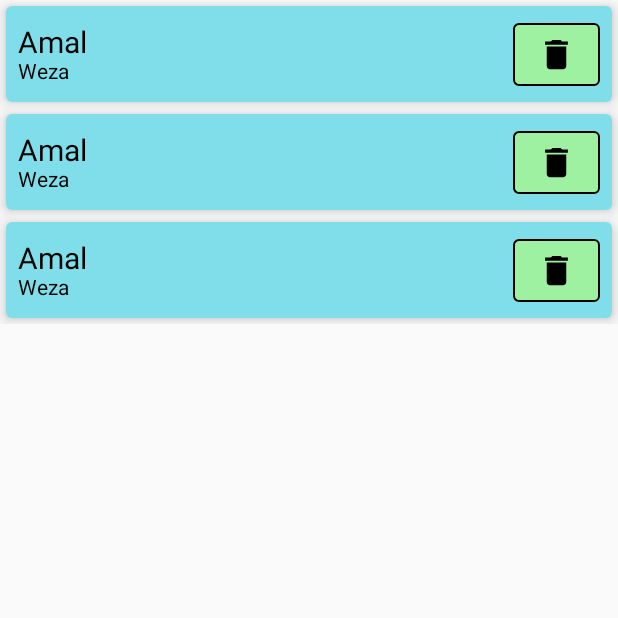
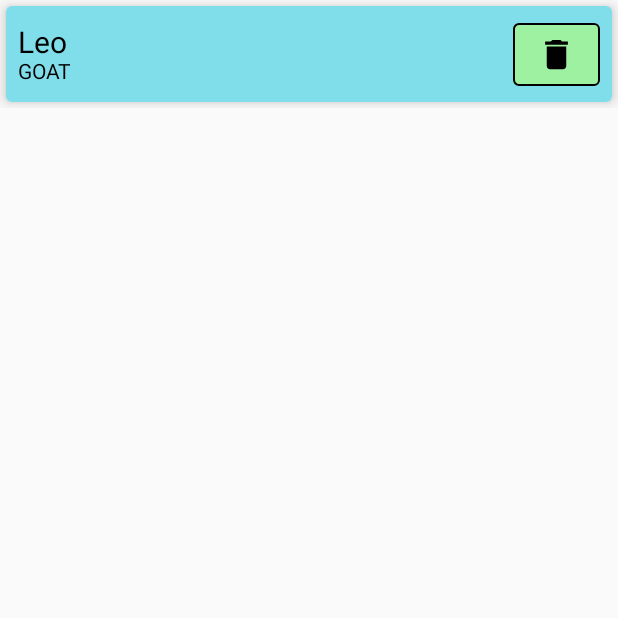
Before and after one commit to mossssama/Quotivate, an Android app built with Jetpack Compose: the screen it shows after launch (MainActivity), after a tap on "Favorites", on a phone screen of 412 x 824 dp, the top half of it. Run offline under Robolectric (Android 15) with nearby library versions, the phone set to English and light mode, and no system bars; our stand-ins replace Room's generated code; network calls fail; 2 statements that could not run were skipped.

```diff
--- a/app/src/main/java/com/newOs/quotivate/QuotesViewModel.kt
+++ b/app/src/main/java/com/newOs/quotivate/QuotesViewModel.kt
@@ -7,10 +7,11 @@ import androidx.lifecycle.SavedStateHandle
 import androidx.lifecycle.ViewModel
 import androidx.lifecycle.viewModelScope
 import com.newOs.quotivate.api.RetrofitClient
+import com.newOs.quotivate.room.Quote
 import kotlinx.coroutines.*
 
 class QuotesViewModel(private val stateHandle: SavedStateHandle):ViewModel() {
-    var state by mutableStateOf(emptyList<QQuote>())
+    var state by mutableStateOf(emptyList<Quote>())
 
     private val coroutineExceptionHandler = CoroutineExceptionHandler { _, _ ->
         /* Execute any code we want incase no internet connection or server is failed*/
@@ -35,14 +36,14 @@ class QuotesViewModel(private val stateHandle: SavedStateHandle):ViewModel() {
         state = quotes
     }
 
-    private fun storeSelectedQuote(quote: QQuote){
+    private fun storeSelectedQuote(quote: Quote){
         val savedHandleList = stateHandle.get<List<Int>?>(FAV_IDS).orEmpty().toMutableList()
         if(quote.isFavorite) savedHandleList.add(quote.id)
         else savedHandleList.remove(quote.id)
         stateHandle[FAV_IDS] = savedHandleList
     }
 
-    private fun List<QQuote>.restoreFavoriteQuotes(): List<QQuote>{
+    private fun List<Quote>.restoreFavoriteQuotes(): List<Quote>{
         stateHandle.get<List<Int>?>(FAV_IDS)?.let { savedIds ->
             savedIds.forEach { quoteId ->
                 this.find { it.id == quoteId }?.isFavorite = true
@@ -56,23 +57,6 @@ class QuotesViewModel(private val stateHandle: SavedStateHandle):ViewModel() {
     }
 
 
-
-
-
-
-
-
-
-
-
-
-
-
-
-
-
-
-
-    fun getRandomQuote() = quoteList.random()
+//    fun getRandomQuote() = quoteList.random()
     fun getAllFavorites() = quoteList.filter { it.isFavorite }
 }
--- a/app/src/main/java/com/newOs/quotivate/dummy.kt
+++ b/app/src/main/java/com/newOs/quotivate/dummy.kt
@@ -1,49 +1,20 @@
 package com.newOs.quotivate
 
 import com.newOs.quotivate.api.SingleQuote
+import com.newOs.quotivate.room.Quote
 
-data class QQuote(
-    val id: Int,
-    val author: String,
-    val text: String,
-    var isFavorite: Boolean=false,
-)
-
-val dummyOne = QQuote(1,"OsOs","Mohamed Osama Saleh Ahmed Abdallah Nasr Computer & Systems Engineer",false)
-val dummyTwo = QQuote(2,"Nozwa","Nihal")
-val dummyThree = QQuote(3,"Weza","Amal",true)
-val dummyFour = QQuote(4,"GOAT","Leo",false)
-val dummyFive = QQuote(5,"OsOs","Mohamed",false)
-val dummySix = QQuote(6, "Nozwa","Nihal",false)
-val dummySeven = QQuote(7, "Weza","Amal",true)
-val dummyEight = QQuote(8, "GOAT","Leo",false)
-val dummyNine = QQuote(9,"OsOs","Mohamed",false)
-val dummyTen = QQuote(10,"Nozwa","Nihal",false)
-val dummyEleven = QQuote(11,"Weza","Amal",true)
-val dummyTwelve = QQuote(12, "GOAT","Leo",false)
-
+val dummyOne = Quote(id = 1, author = "OsOs",text = "Mohamed Osama Saleh Ahmed Abdallah Nasr Computer & Systems Engineer",isFavorite = false)
+val dummyFour = Quote(id = 4,author = "GOAT",text = "Leo",isFavorite = true)
 
 val quoteList = listOf(
     dummyOne,
-    dummyTwo,
-    dummyThree,
     dummyFour,
-    dummyFive,
-    dummySix,
-    dummySeven,
-    dummyEight,
-    dummyNine,
-    dummyTen,
-    dummyEleven,
-    dummyTwelve
 )
 
-
-
-fun convertToQuoteList(singleQuotes: List<SingleQuote>): List<QQuote> {
+fun convertToQuoteList(singleQuotes: List<SingleQuote>): List<Quote> {
     var idCounter = 1
     return singleQuotes.map { singleQuote ->
-        val quote = QQuote(idCounter, singleQuote.author, singleQuote.text)
+        val quote = Quote(id = idCounter, author = singleQuote.author,text = singleQuote.text,isFavorite = false)
         idCounter++
         quote
     }
--- a/app/src/main/java/com/newOs/quotivate/navigation/Navigation.kt
+++ b/app/src/main/java/com/newOs/quotivate/navigation/Navigation.kt
@@ -1,11 +1,9 @@
 package com.newOs.quotivate.navigation
 
 import androidx.compose.runtime.Composable
-import androidx.lifecycle.viewmodel.compose.viewModel
 import androidx.navigation.compose.NavHost
 import androidx.navigation.compose.composable
 import androidx.navigation.compose.rememberNavController
-import com.newOs.quotivate.QuotesViewModel
 import com.newOs.quotivate.screens.FavoritesScreen
 import com.newOs.quotivate.screens.MainScreen
 import com.newOs.quotivate.screens.QuotesScreen
@@ -14,30 +12,15 @@ import com.newOs.quotivate.screens.QuotesScreen
 @Composable
 fun Navigation(){
     val navController = rememberNavController()
+
     NavHost(navController = navController, startDestination = Screen.MainScreen.route){
-        composable(
-            route = Screen.MainScreen.route
-        ){
+        composable(route = Screen.MainScreen.route){
             MainScreen(navController = navController)
         }
-        composable(
-            route = Screen.QuotesScreen.route
-//            route = Screen.QuotesScreen.route+"?quote={quote}",
-//            arguments = listOf(
-//                navArgument("quote"){
-//                    type = NavType.StringType
-//                    defaultValue = "When I become expensive no one wanted me"
-//                    nullable = true
-//                }
-//            )
-        ){
-//            entry ->
-//            QuotesScreen(name=entry.arguments?.getString("name"))
+        composable(route = Screen.QuotesScreen.route){
             QuotesScreen()
         }
-        composable(
-            route = Screen.FavoritesScreen.route
-        ){
+        composable(route = Screen.FavoritesScreen.route){
             FavoritesScreen()
         }
 
--- a/app/src/main/java/com/newOs/quotivate/room/Quote.kt
+++ b/app/src/main/java/com/newOs/quotivate/room/Quote.kt
@@ -7,6 +7,6 @@ import androidx.room.PrimaryKey
 data class Quote(
     val author: String,
     val text: String,
-    val isFavorite: Boolean,
+    var isFavorite: Boolean,
     @PrimaryKey(autoGenerate = true) val id : Int =0
 )
--- a/app/src/main/java/com/newOs/quotivate/room/QuoteDao.kt
+++ b/app/src/main/java/com/newOs/quotivate/room/QuoteDao.kt
@@ -12,7 +12,10 @@ interface QuoteDao {
     suspend fun deleteQuote(quoteId:Int)
 
     @Query("SELECT * FROM Quote ORDER BY author ASC")
-    fun getAllQuotes(): LiveData<List<Quote>>
+    suspend fun getAllQuotes(): List<Quote>
+
+    @Insert(onConflict= OnConflictStrategy.REPLACE)
+    fun addAllQuotes(quotes: List<Quote>)
 
     @Query("SELECT * FROM Quote WHERE isFavorite = true ORDER BY author ASC")
     fun getAllFavoriteQuotes(): LiveData<List<Quote>>
--- a/app/src/main/java/com/newOs/quotivate/screens/FavoritesScreen.kt
+++ b/app/src/main/java/com/newOs/quotivate/screens/FavoritesScreen.kt
@@ -12,11 +12,11 @@ import androidx.compose.ui.Modifier
 import androidx.compose.ui.unit.dp
 import androidx.compose.ui.unit.sp
 import androidx.lifecycle.viewmodel.compose.viewModel
-import com.newOs.quotivate.QQuote
 import com.newOs.quotivate.QuotesViewModel
 import com.newOs.quotivate.R
 import com.newOs.quotivate.composables.DefaultIconButton
 import com.newOs.quotivate.composables.DefaultText
+import com.newOs.quotivate.room.Quote
 import com.newOs.quotivate.ui.theme.baby_blue
 import com.newOs.quotivate.ui.theme.black
 import com.newOs.quotivate.ui.theme.green
@@ -32,7 +32,7 @@ fun FavoritesScreen() {
 }
 
 @Composable
-fun FavoriteItem(quote: QQuote) {
+fun FavoriteItem(quote: Quote) {
     Card(
         elevation = 6.dp,
         modifier = Modifier.padding(4.dp),
--- a/app/src/main/java/com/newOs/quotivate/screens/MainScreen.kt
+++ b/app/src/main/java/com/newOs/quotivate/screens/MainScreen.kt
@@ -110,7 +110,7 @@ fun MainScreen(navController: NavController) {
             textColor = black,
             backgroundColor = yellow,
             cornersShape = RoundedCornerShape(topStart = 0.dp),
-            onClick = { navigateToFavoritesScreen(navController) }
+            onClick = { navController.navigate(Screen.FavoritesScreen.route) }
         )
 
         DefaultTextButton(
@@ -122,17 +122,8 @@ fun MainScreen(navController: NavController) {
             textColor = black,
             backgroundColor = pink,
             cornersShape = RoundedCornerShape(bottomStart = 16.dp, bottomEnd = 16.dp),
-            onClick = { navigateToQuotesScreen(navController) }
+            onClick = { navController.navigate(Screen.QuotesScreen.route) }
         )
 
     }
 }
-
-
-fun navigateToFavoritesScreen(navController: NavController) {
-    navController.navigate(Screen.FavoritesScreen.route)
-}
-
-fun navigateToQuotesScreen(navController: NavController) {
-    navController.navigate(Screen.QuotesScreen.route)
-}
--- a/app/src/main/java/com/newOs/quotivate/screens/QuotesScreen.kt
+++ b/app/src/main/java/com/newOs/quotivate/screens/QuotesScreen.kt
@@ -10,11 +10,11 @@ import androidx.compose.ui.Modifier
 import androidx.compose.ui.unit.dp
 import androidx.compose.ui.unit.sp
 import androidx.lifecycle.viewmodel.compose.viewModel
-import com.newOs.quotivate.QQuote
 import com.newOs.quotivate.QuotesViewModel
 import com.newOs.quotivate.R
 import com.newOs.quotivate.composables.DefaultIconButton
 import com.newOs.quotivate.composables.DefaultText
+import com.newOs.quotivate.room.Quote
 import com.newOs.quotivate.ui.theme.baby_blue
 import com.newOs.quotivate.ui.theme.black
 import com.newOs.quotivate.ui.theme.green
@@ -30,7 +30,7 @@ fun QuotesScreen() {
 }
 
 @Composable
-fun QuoteItem(quote: QQuote,onClick: (Int)->Unit) {
+fun QuoteItem(quote: Quote, onClick: (Int)->Unit) {
     Card(
         elevation = 6.dp,
         modifier = Modifier.padding(4.dp),
--- a/app/src/main/java/com/newOs/quotivate/ui/theme/Type.kt
+++ b/app/src/main/java/com/newOs/quotivate/ui/theme/Type.kt
@@ -13,16 +13,4 @@ val Typography = Typography(
         fontWeight = FontWeight.Normal,
         fontSize = 16.sp
     )
-    /* Other default text styles to override
-    button = TextStyle(
-        fontFamily = FontFamily.Default,
-        fontWeight = FontWeight.W500,
-        fontSize = 14.sp
-    ),
-    caption = TextStyle(
-        fontFamily = FontFamily.Default,
-        fontWeight = FontWeight.Normal,
-        fontSize = 12.sp
-    )
-    */
 )
```
